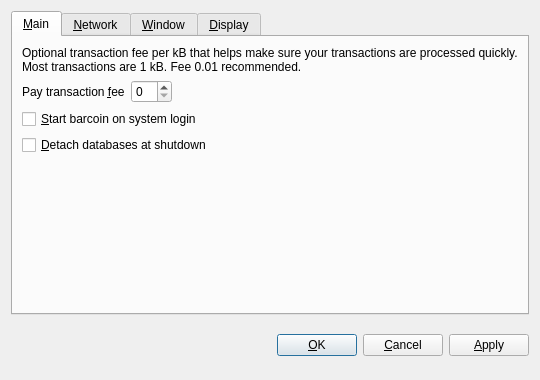
The window that src/qt/forms/optionsdialog.ui (Olliecad1/Olliecoin) describes before a commit, drawn with Qt 5.
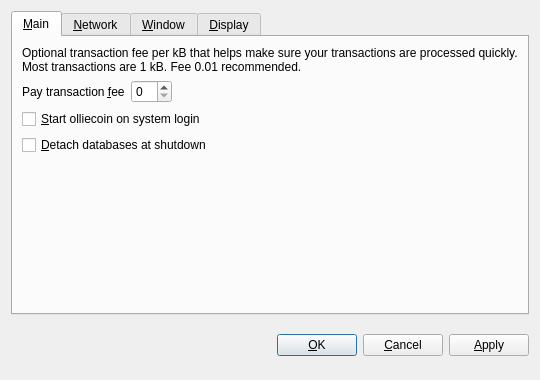
The same window after the commit. The open tabs and pages were chosen to show the change. Custom widgets are drawn as their Qt base class.

Patch:
```diff
--- a/src/qt/forms/optionsdialog.ui
+++ b/src/qt/forms/optionsdialog.ui
@@ -82,7 +82,7 @@
           <string>Automatically start barcoin after logging in to the system.</string>
          </property>
          <property name="text">
-          <string>&amp;Start barcoin on system login</string>
+          <string>&amp;Start olliecoin on system login</string>
          </property>
         </widget>
        </item>
```
Left out of the diff: 10 changed lines with no effect on the pictures.
